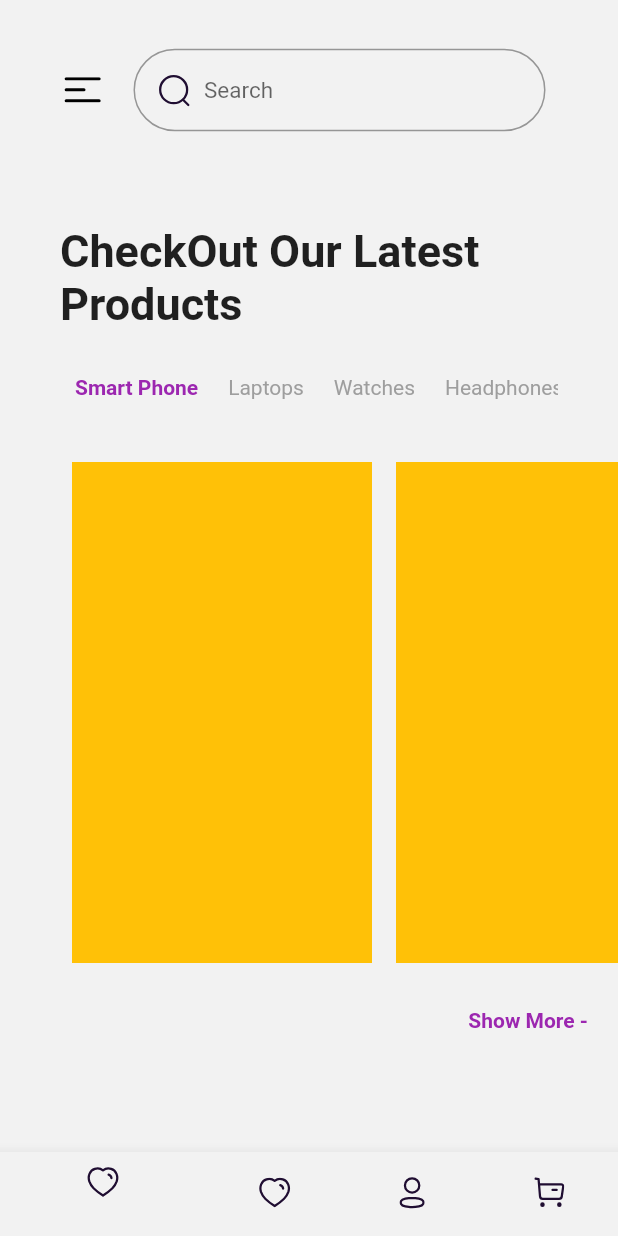
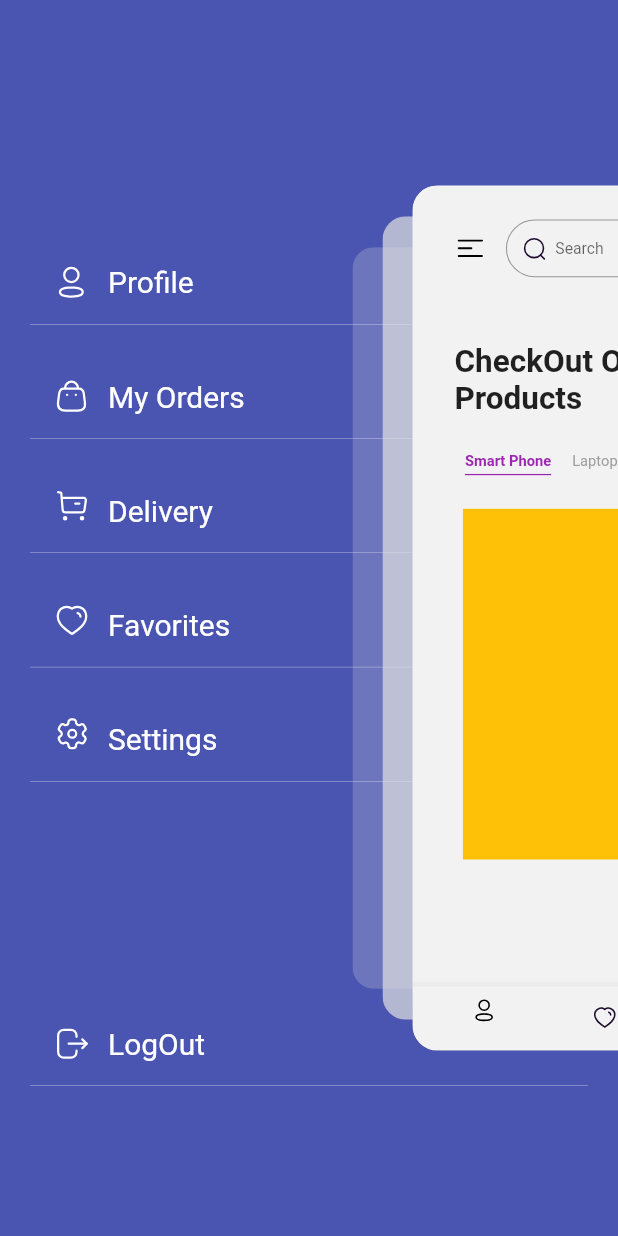
Before and after one commit to Appium-Labs/Ecommerce-App, a Flutter app: the screen it shows after launch, after a tap on an icon or button, on a phone screen of 412 x 824 dp. Run offline on Flutter 3.47's test engine with Material 2 defaults, Android fonts, the phone set to English and light mode, and no system bars; drawn by our look-alikes of flutter_zoom_drawer; our stand-ins replace flutter_svg, get.

Commit message:
Drawer almost done, minor adjustments left 🍕

```diff
--- /dev/null
+++ b/lib/Constants/Palette.dart
@@ -0,0 +1,19 @@
+import 'package:flutter/material.dart';
+
+class Palette {
+  static const MaterialColor kToDark = MaterialColor(
+    0xff5956E9, // 0% comes in here, this will be color picked if no shade is selected when defining a Color property which doesn’t require a swatch.
+    <int, Color>{
+      50: Color(0xffce5641), //10%
+      100: Color(0xffb74c3a), //20%
+      200: Color(0xffa04332), //30%
+      300: Color(0xff89392b), //40%
+      400: Color(0xff733024), //50%
+      500: Color(0xff5c261d), //60%
+      600: Color(0xff451c16), //70%
+      700: Color(0xff2e130e), //80%
+      800: Color(0xff170907), //90%
+      900: Color(0xff5956E9), //100%
+    },
+  );
+}
--- /dev/null
+++ b/lib/Drawer/DrawerHolder.dart
@@ -0,0 +1,23 @@
+import 'package:ecommerce_app/Drawer/MainDrawer.dart';
+import 'package:ecommerce_app/NavigationMenu.dart';
+import 'package:flutter/material.dart';
+import 'package:flutter_zoom_drawer/flutter_zoom_drawer.dart';
+
+class DrawerHolder extends StatelessWidget {
+  const DrawerHolder({super.key});
+
+  @override
+  Widget build(BuildContext context) {
+    return ZoomDrawer(
+      menuScreen: MainDrawer(),
+      mainScreen: NavigationMenu(
+        currIndex: 0,
+      ),
+      borderRadius: 24.0,
+      angle: 0,
+      showShadow: true,
+      drawerShadowsBackgroundColor: Colors.grey[300]!,
+      menuBackgroundColor: Colors.indigo,
+    );
+  }
+}
--- /dev/null
+++ b/lib/Drawer/DrawerItem.dart
@@ -0,0 +1,34 @@
+import 'package:flutter/material.dart';
+
+class DrawerItem extends StatelessWidget {
+  final String label;
+  final double verticalMargin;
+  final Widget icon;
+  const DrawerItem(
+      {super.key,
+      required this.label,
+      required this.verticalMargin,
+      required this.icon});
+
+  @override
+  Widget build(BuildContext context) {
+    return Container(
+        margin: EdgeInsets.symmetric(horizontal: 20, vertical: verticalMargin),
+        padding: const EdgeInsets.all(4),
+        decoration: const BoxDecoration(
+            border: Border(
+                bottom: BorderSide(
+          color: Colors.white,
+          width: 0.2, // Underline thickness
+        ))),
+        child: Row(
+          children: [
+            icon,
+            Text(
+              label,
+              style: TextStyle(color: Colors.white, fontSize: 20),
+            ),
+          ],
+        ));
+  }
+}
--- /dev/null
+++ b/lib/Drawer/MainDrawer.dart
@@ -0,0 +1,91 @@
+import 'package:ecommerce_app/Drawer/DrawerItem.dart';
+import 'package:ecommerce_app/NavigationMenu.dart';
+import 'package:ecommerce_app/Screens/ProfileScreen/ProfileScreen.dart';
+import 'package:flutter/material.dart';
+import 'package:flutter_svg/svg.dart';
+import 'package:flutter_zoom_drawer/flutter_zoom_drawer.dart';
+import 'package:get/get.dart';
+
+class MainDrawer extends StatelessWidget {
+  const MainDrawer({super.key});
+
+  @override
+  Widget build(BuildContext context) {
+    return Scaffold(
+      backgroundColor: Color(0xff5956E),
+      body: Column(
+        crossAxisAlignment: CrossAxisAlignment.start,
+        mainAxisAlignment: MainAxisAlignment.center,
+        children: [
+          SizedBox(
+            height: 150,
+          ),
+          GestureDetector(
+            onTap: () {
+              ZoomDrawer.of(context)!.toggle();
+              Get.to(ProfileScreen());
+            },
+            child: DrawerItem(
+                label: "Profile",
+                verticalMargin: 10,
+                icon: IconButton(
+                  icon: SvgPicture.asset("assets/icons/Profile_white.svg"),
+                  onPressed: () {},
+                )),
+          ),
+          GestureDetector(
+            onTap: () {},
+            child: DrawerItem(
+                label: "My Orders",
+                verticalMargin: 10,
+                icon: IconButton(
+                  icon: SvgPicture.asset("assets/icons/Bag_white.svg"),
+                  onPressed: () {},
+                )),
+          ),
+          GestureDetector(
+            onTap: () {},
+            child: DrawerItem(
+                label: "Delivery",
+                verticalMargin: 10,
+                icon: IconButton(
+                  icon: SvgPicture.asset("assets/icons/Buy_white.svg"),
+                  onPressed: () {},
+                )),
+          ),
+          GestureDetector(
+            onTap: () {},
+            child: DrawerItem(
+                label: "Favorites",
+                verticalMargin: 10,
+                icon: IconButton(
+                  icon: SvgPicture.asset("assets/icons/Heart_white.svg"),
+                  onPressed: () {},
+                )),
+          ),
+          GestureDetector(
+            onTap: () {},
+            child: DrawerItem(
+                label: "Settings",
+                verticalMargin: 10,
+                icon: IconButton(
+                  icon: SvgPicture.asset("assets/icons/Setting_white.svg"),
+                  onPressed: () {},
+                )),
+          ),
+          Spacer(),
+          GestureDetector(
+            onTap: () {},
+            child: DrawerItem(
+                label: "LogOut",
+                verticalMargin: 100,
+                icon: IconButton(
+                  icon: SvgPicture.asset("assets/icons/Logout_white.svg"),
+                  onPressed: () {},
+                )),
+          )
+        ],
+      ),
+    );
+  }
+}
--- a/lib/NavigationMenu.dart
+++ b/lib/NavigationMenu.dart
@@ -7,7 +7,8 @@ import 'package:flutter_svg/svg.dart';
 //erhewr
 
 class NavigationMenu extends StatefulWidget {
-  const NavigationMenu({super.key});
+  int currIndex;
+  NavigationMenu({super.key, required this.currIndex});
 
   @override
   State<NavigationMenu> createState() => _NavigationMenuState();
@@ -23,6 +24,13 @@ class _NavigationMenuState extends State<NavigationMenu> {
   ];
 
   @override
+  void initState() {
+    // TODO: implement initState
+    super.initState();
+    _index = widget.currIndex;
+  }
+
+  @override
   Widget build(BuildContext context) {
     return Scaffold(
         body: screens[_index],
@@ -36,7 +44,7 @@ class _NavigationMenuState extends State<NavigationMenu> {
             },
             items: [
               BottomNavigationBarItem(
-                  icon: SvgPicture.asset("assets/icons/Heart.svg"),
+                  icon: SvgPicture.asset("assets/icons/Profile.svg"),
                   label: "",
                   backgroundColor: Color(0xffF2F2F2)),
               BottomNavigationBarItem(
@@ -44,7 +52,7 @@ class _NavigationMenuState extends State<NavigationMenu> {
                   label: "",
                   backgroundColor: Color(0xffF2F2F2)),
               BottomNavigationBarItem(
-                  icon: SvgPicture.asset("assets/icons/Profile.svg"),
+                  icon: SvgPicture.asset("assets/icons/Setting.svg"),
                   label: "",
                   backgroundColor: Color(0xffF2F2F2)),
               BottomNavigationBarItem(
--- a/lib/Screens/HomeScreen/Views/HomeScreen.dart
+++ b/lib/Screens/HomeScreen/Views/HomeScreen.dart
@@ -1,6 +1,7 @@
 import 'package:ecommerce_app/Screens/HomeScreen/Controller/CategoryController.dart';
 import 'package:flutter/material.dart';
 import 'package:flutter_svg/svg.dart';
+import 'package:flutter_zoom_drawer/flutter_zoom_drawer.dart';
 import 'package:get/get.dart';
 
 class HomeScreen extends StatelessWidget {
@@ -20,7 +21,7 @@ class HomeScreen extends StatelessWidget {
                 Container(
                   margin: const EdgeInsets.only(left: 15, right: 10),
                   child: IconButton(
-                    onPressed: () {},
+                    onPressed: () => ZoomDrawer.of(context)!.toggle(),
                     iconSize: 12,
                     icon: SvgPicture.asset("assets/icons/MenuIcon.svg"),
                   ),
@@ -77,7 +78,16 @@ class HomeScreen extends StatelessWidget {
                           print(index);
                         },
                         child: Container(
-                          margin: EdgeInsets.symmetric(horizontal: 10),
+                          decoration: controller.list[index].isSelected.value
+                              ? const BoxDecoration(
+                                  border: Border(
+                                      bottom: BorderSide(
+                                  color: Colors.purple,
+                                  width: 1.2, // Underline thickness
+                                )))
+                              : BoxDecoration(),
+                          margin: const EdgeInsets.symmetric(
+                              horizontal: 10, vertical: 4),
                           child: Text(
                             controller.list[index].name,
                             style: TextStyle(
--- a/lib/main.dart
+++ b/lib/main.dart
@@ -1,3 +1,5 @@
+import 'package:ecommerce_app/Constants/Palette.dart';
+import 'package:ecommerce_app/Drawer/DrawerHolder.dart';
 import 'package:ecommerce_app/NavigationMenu.dart';
 import 'package:ecommerce_app/Screens/HomeScreen/Views/HomeScreen.dart';
 import 'package:flutter/material.dart';
@@ -13,12 +15,11 @@ class MyApp extends StatelessWidget {
 
   @override
   Widget build(BuildContext context) {
-    return MaterialApp(
+    return GetMaterialApp(
         debugShowCheckedModeBanner: false,
         title: 'Flutter Demo',
         theme: ThemeData(
-          primarySwatch: Colors.blue,
-        ),
-        home: NavigationMenu());
+            primarySwatch: Palette.kToDark, primaryColor: Palette.kToDark),
+        home: DrawerHolder());
   }
 }
--- a/pubspec.yaml
+++ b/pubspec.yaml
@@ -13,6 +13,7 @@ dependencies:
   cupertino_icons: ^1.0.2
   get: ^4.6.5
   flutter_svg: ^2.0.2
+  flutter_zoom_drawer: ^3.0.4+1
 
 dev_dependencies:
   flutter_test:
```
Also changed, not shown: assets/icons/Bag.svg (added), assets/icons/Bag_white.svg (added), assets/icons/Buy_white.svg (added), assets/icons/Heart_white.svg (added), assets/icons/Logout.svg (added), assets/icons/Logout_white.svg (added), assets/icons/Profile.svg, assets/icons/Profile_white.svg (added), assets/icons/Setting.svg (added), assets/icons/Setting_white.svg (added), pubspec.lock.
